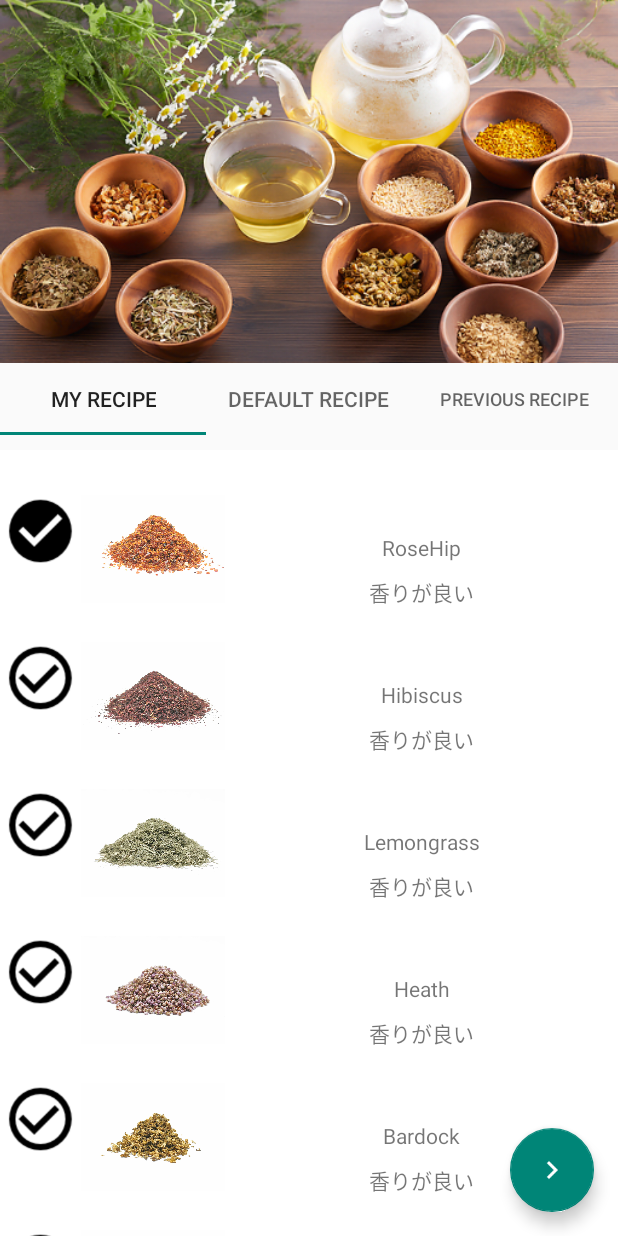
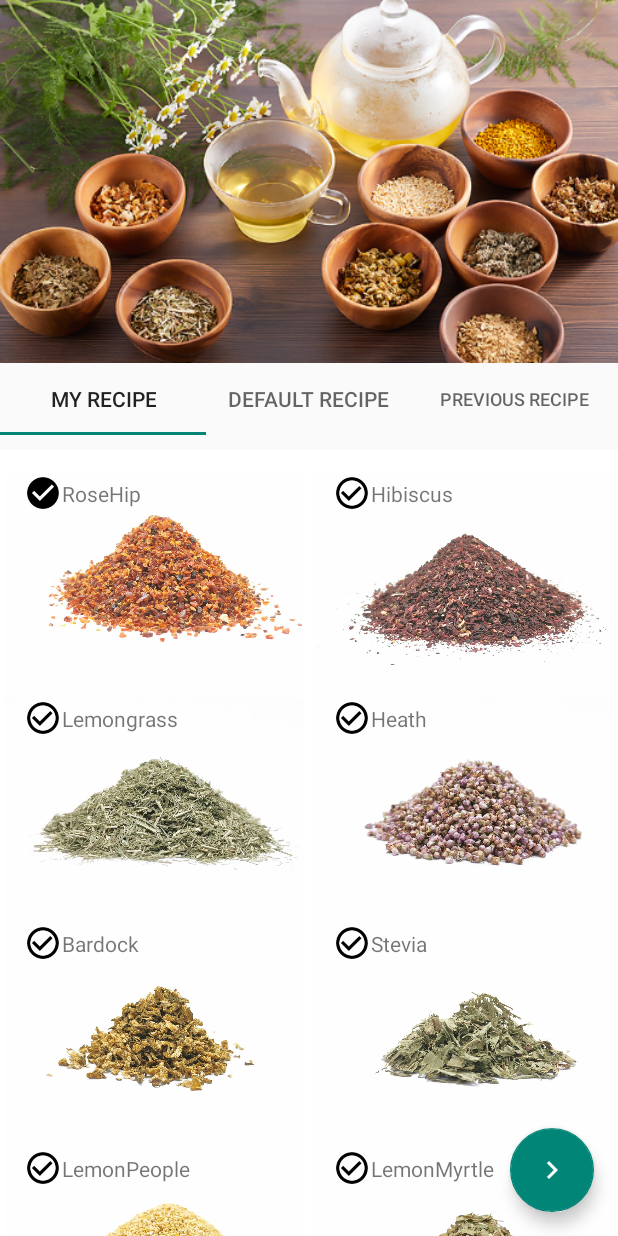
Before and after one commit to tadashi0701/ohanacha, an Android app: the screen it shows after launch (MainActivity), after a tap on an icon or button, on a phone screen of 412 x 824 dp. Run offline under Robolectric (Android 15) with nearby library versions, the phone set to English and light mode, and no system bars; our stand-ins replace Dagger/Hilt's generated code, Room's generated code.

Commit message:
ハーブ選択を改善

```diff
--- a/app/src/main/java/com/monoprogram/myblend/MainActivity.kt
+++ b/app/src/main/java/com/monoprogram/myblend/MainActivity.kt
@@ -5,7 +5,6 @@ import android.os.Bundle
 import androidx.appcompat.app.AppCompatActivity
 import com.monoprogram.myblend.entity.Herb
 import com.monoprogram.myblend.presentation.top.blend.amount.BlendAmountFragment
-import com.monoprogram.myblend.presentation.top.blend.myblend.MyBlendFragment
 import com.monoprogram.myblend.presentation.top.blend.top.TopFragment
 import kotlinx.coroutines.CoroutineScope
 import kotlinx.coroutines.Dispatchers
@@ -21,20 +20,20 @@ class MainActivity : AppCompatActivity() {
     private val dao = Application.database.herbDao()
 
     private val names = arrayListOf(
-        "RoseHip",
-        "Hibiscus",
-        "Lemongrass",
-        "Heath",
-        "Bardock",
-        "Stevia",
-        "LemonPeople",
-        "LemonMyrtle",
-        "Rooibos",
-        "Chamomile",
-        "Mint",
-        "Raspberry",
-        "LemonVerbena",
-        "DandyLion"
+        Application.instance.getString(R.string.RoseHip),
+        Application.instance.getString(R.string.Hibiscus),
+        Application.instance.getString(R.string.Lemongrass),
+        Application.instance.getString(R.string.Heath),
+        Application.instance.getString(R.string.Bardock),
+        Application.instance.getString(R.string.Stevia),
+        Application.instance.getString(R.string.LemonPeople),
+        Application.instance.getString(R.string.LemonMyrtle),
+        Application.instance.getString(R.string.Rooibos),
+        Application.instance.getString(R.string.Chamomile),
+        Application.instance.getString(R.string.Mint),
+        Application.instance.getString(R.string.Raspberry),
+        Application.instance.getString(R.string.LemonVerbena),
+        Application.instance.getString(R.string.DandyLion)
     )
     private val photos = arrayListOf(
         R.drawable.rosehip, R.drawable.hibiscus, R.drawable.lemongrass,
--- a/app/src/main/java/com/monoprogram/myblend/presentation/top/blend/myblend/MyBlendAdapter.kt
+++ b/app/src/main/java/com/monoprogram/myblend/presentation/top/blend/myblend/MyBlendAdapter.kt
@@ -17,11 +17,11 @@ class MyBlendAdapter internal constructor(
 
     // リスナー格納変数
     lateinit var listener: OnItemClickListener
+    private var selectList: ArrayList<String> = arrayListOf()
 
     class ViewHolder(v: View) : RecyclerView.ViewHolder(v) {
         var imageView: ImageView = v.findViewById(R.id.image_view)
         var textView: TextView = v.findViewById(R.id.text_view)
-        var description: TextView = v.findViewById(R.id.text_herb_description)
         var selected: ImageView = v.findViewById(R.id.select_herb)
     }
 
@@ -37,14 +37,19 @@ class MyBlendAdapter internal constructor(
     override fun onBindViewHolder(holder: ViewHolder, position: Int) {
         holder.imageView.setImageResource(herbInfo[position].imageId)
         holder.textView.text = herbInfo[position].herbName
-        holder.description.text = herbInfo[position].description
+        selectList.find { it == holder.textView.text.toString() }.also {
+            holder.selected.isSelected = it != null
+        }
 
-        holder.selected.setOnClickListener {
-            it.isSelected = !it.isSelected
-            if (it.isSelected) listener.onItemClickListener(
-                holder.textView.text.toString(),
-                it.isSelected
-            )
+        holder.selected.setOnClickListener { select ->
+            select.isSelected = !select.isSelected
+            selectList.find { it == holder.textView.text.toString() }.also {
+                if (select.isSelected)
+                    selectList.add(holder.textView.text.toString())
+                else
+                    selectList.remove(holder.textView.text.toString())
+            }
+            listener.onItemClickListener(selectList)
         }
     }
 
@@ -54,7 +59,7 @@ class MyBlendAdapter internal constructor(
 
     //インターフェースの作成
     interface OnItemClickListener {
-        fun onItemClickListener(herbName: String, needsAdd: Boolean)
+        fun onItemClickListener(list: ArrayList<String>)
     }
 
     // リスナー
--- a/app/src/main/java/com/monoprogram/myblend/presentation/top/blend/myblend/MyBlendFragment.kt
+++ b/app/src/main/java/com/monoprogram/myblend/presentation/top/blend/myblend/MyBlendFragment.kt
@@ -7,7 +7,7 @@ import android.view.ViewGroup
 import androidx.fragment.app.Fragment
 import androidx.lifecycle.Observer
 import androidx.lifecycle.ViewModelProviders
-import androidx.recyclerview.widget.LinearLayoutManager
+import androidx.recyclerview.widget.GridLayoutManager
 import androidx.recyclerview.widget.RecyclerView
 import com.monoprogram.myblend.R
 import com.monoprogram.myblend.databinding.FragmentMyBlendBinding
@@ -19,7 +19,7 @@ class MyBlendFragment : Fragment() {
 
     private lateinit var binding: FragmentMyBlendBinding
     private lateinit var viewModel: MyRecipeViewModel
-    private var selectList: ArrayList<String> = arrayListOf()
+    private var selectedList: ArrayList<String> = arrayListOf()
 
     override fun onCreateView(
         inflater: LayoutInflater, container: ViewGroup?,
@@ -46,14 +46,14 @@ class MyBlendFragment : Fragment() {
         // 進むボタン検知
         binding.btnNext.setOnClickListener {
             val valueList: ArrayList<Int> = arrayListOf()
-            selectList.forEach { _ ->
+            selectedList.forEach { _ ->
                 valueList.add(0)
             }
             activity?.supportFragmentManager?.beginTransaction()
                 ?.add(
                     R.id.container,
                     BlendAmountFragment.newInstance(
-                        selectList,
+                        selectedList,
                         valueList
                     )
                 )?.commit()
@@ -68,19 +68,12 @@ class MyBlendFragment : Fragment() {
                 herbInfo
             )
         recyclerView.setHasFixedSize(true)
-        recyclerView.layoutManager = LinearLayoutManager(activity)
+        recyclerView.layoutManager = GridLayoutManager(activity, 2)
         recyclerView.adapter = adapter
 
         adapter.setOnItemClickListener(object : MyBlendAdapter.OnItemClickListener {
-            override fun onItemClickListener(herbName: String, needsAdd: Boolean) {
-                selectList.find { it == herbName }.also {
-                    if (needsAdd) {
-                        it ?: selectList.add(herbName)
-                    } else {
-                        it ?: return@also
-                        selectList.remove(herbName)
-                    }
-                }
+            override fun onItemClickListener(list: ArrayList<String>) {
+                selectedList = list
             }
         })
     }
--- a/app/src/main/res/layout/my_recipe_base_item.xml
+++ b/app/src/main/res/layout/my_recipe_base_item.xml
@@ -5,38 +5,27 @@
     android:layout_height="wrap_content">
 
     <ImageView
+        android:id="@+id/image_view"
+        android:layout_width="match_parent"
+        android:layout_height="150dp"
+        app:layout_constraintLeft_toRightOf="parent"
+        app:layout_constraintTop_toTopOf="parent" />
+
+    <ImageView
         android:id="@+id/select_herb"
-        android:layout_width="50dp"
-        android:layout_height="wrap_content"
-        android:layout_margin="2dp"
+        android:layout_width="25dp"
+        android:layout_height="25dp"
+        android:layout_marginStart="@dimen/text_margin"
         android:src="@drawable/select_herb"
         app:layout_constraintLeft_toLeftOf="parent"
         app:layout_constraintTop_toTopOf="parent" />
 
-    <ImageView
-        android:id="@+id/image_view"
-        android:layout_width="96dp"
-        android:layout_height="96dp"
-        android:layout_margin="2dp"
-        app:layout_constraintLeft_toRightOf="@+id/select_herb"
-        app:layout_constraintTop_toTopOf="parent" />
-
     <TextView
-    android:id="@+id/text_view"
-    android:layout_width="wrap_content"
-    android:layout_height="wrap_content"
-    app:layout_constraintLeft_toRightOf="@+id/image_view"
-    app:layout_constraintRight_toRightOf="parent"
-    app:layout_constraintTop_toTopOf="parent"
-    app:layout_constraintBottom_toBottomOf="parent"/>
-
-    <TextView
-        android:id="@+id/text_herb_description"
+        android:id="@+id/text_view"
         android:layout_width="wrap_content"
         android:layout_height="wrap_content"
-        app:layout_constraintLeft_toRightOf="@+id/image_view"
-        app:layout_constraintRight_toRightOf="parent"
-        app:layout_constraintTop_toBottomOf="@+id/text_view"
-        app:layout_constraintBottom_toBottomOf="parent"/>
+        app:layout_constraintBottom_toBottomOf="@id/select_herb"
+        app:layout_constraintLeft_toRightOf="@+id/select_herb"
+        app:layout_constraintTop_toTopOf="@id/select_herb" />
 
 </androidx.constraintlayout.widget.ConstraintLayout>
--- a/app/src/main/res/values/strings.xml
+++ b/app/src/main/res/values/strings.xml
@@ -7,4 +7,18 @@
     <string name="msg_create_my_recipe">Create My Recipe</string>
     <string name="recipe_description">Default Recipe Description</string>
     <string name="select_base_herb">Select Base Herb</string>
+    <string name="RoseHip">RoseHip</string>
+    <string name="Hibiscus">Hibiscus</string>
+    <string name="Lemongrass">Lemongrass</string>
+    <string name="Heath">Heath</string>
+    <string name="Bardock">Bardock</string>
+    <string name="Stevia">Stevia</string>
+    <string name="LemonPeople">LemonPeople</string>
+    <string name="LemonMyrtle">LemonMyrtle</string>
+    <string name="Rooibos">Rooibos</string>
+    <string name="Chamomile">Chamomile</string>
+    <string name="Mint">Mint</string>
+    <string name="Raspberry">Raspberry</string>
+    <string name="LemonVerbena">LemonVerbena</string>
+    <string name="DandyLion">DandyLion</string>
 </resources>
```
Also changed, not shown: 1 other file.
